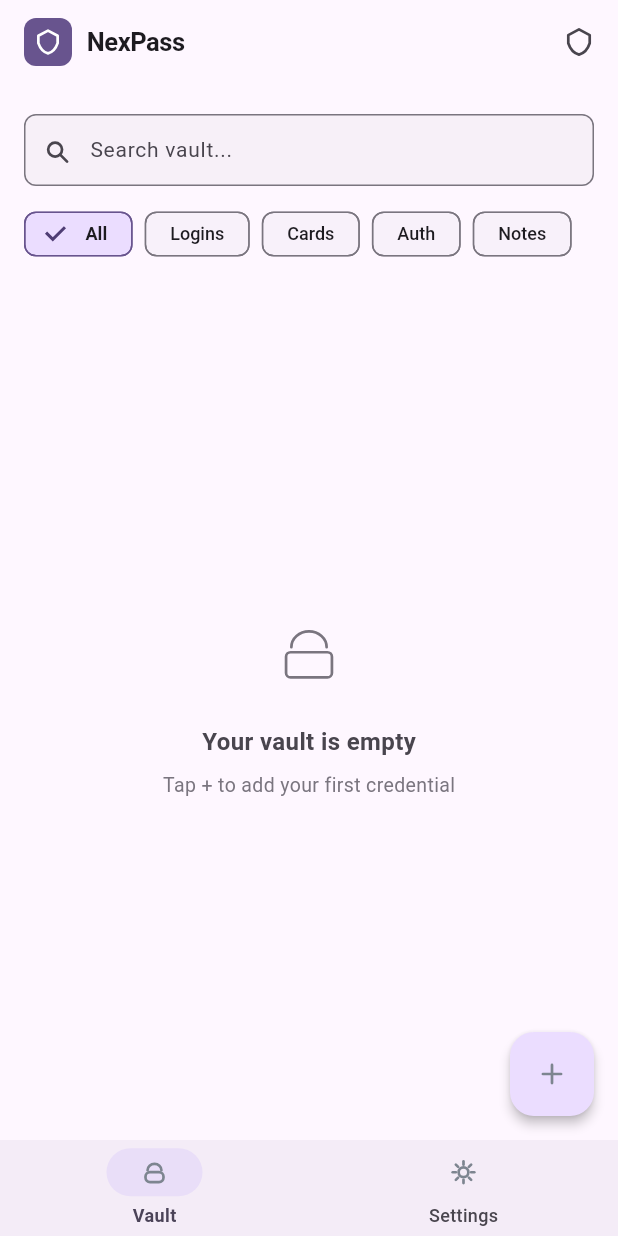
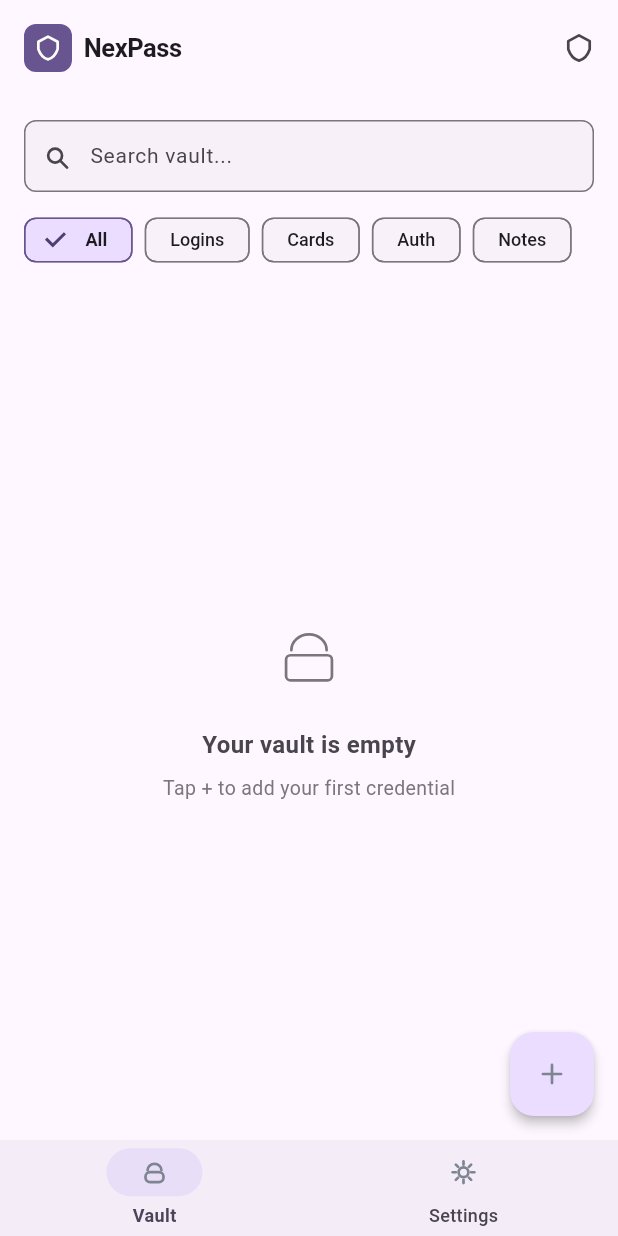
Before and after one commit to 1624318455/NexPass, a Flutter app: the MainScreen screen opened directly, on a phone screen of 412 x 824 dp. Run offline on Flutter 3.47's test engine with Material 3 defaults, Android fonts, the phone set to English and light mode, and no system bars; our stand-ins replace file_picker, flutter_riverpod, flutter_secure_storage, isar, local_auth; missing offline and left inert: cryptography, pointycastle; accounts and stored records are empty; generated files the repository leaves out were written again.

Commit message:
refactor(ui): M3 edge-to-edge layout + responsive spacing optimization
Enable edge-to-edge display with proper system UI overlay styles,
migrate FAB to Scaffold property, and tokenize all hardcoded spacing.

Changes:
- main.dart: SystemChrome edge-to-edge + AnnotatedRegion wrapping
- nex_theme.dart: systemOverlayStyle in appBarTheme (light/dark),
  add xxxl (32dp) spacing token
- main_screen.dart: FAB moved from Positioned/Stack to Scaffold
  floatingActionButton, _VaultPage simplified (removed Stack wrapper),
  header padding uses viewPadding.top, bottom padding dynamic (120 +
  padding.bottom), SizedBox(10) → NexTheme.sm
- settings_screen.dart: top padding uses viewPadding.top, bottom
  padding dynamic (padding.bottom + 64), all hardcoded 20/8/4
  replaced with NexTheme.xl/sm/xs tokens
- clipboard_overlay.dart: padding.top + 8 → NexTheme.sm
- onboarding_screen.dart: EdgeInsets.fromLTRB(20,0,20,32) → tokens

Co-Authored-By: Claude Opus 4.7 <noreply@anthropic.com>

```diff
--- a/flutter_app/lib/screens/clipboard_overlay.dart
+++ b/flutter_app/lib/screens/clipboard_overlay.dart
@@ -48,7 +48,7 @@ class _DualClipboardOverlayState extends ConsumerState<DualClipboardOverlay>
       child: SlideTransition(
         position: _slide,
         child: Positioned(
-          top: MediaQuery.of(context).padding.top + 8,
+          top: MediaQuery.of(context).padding.top + NexTheme.sm,
           left: NexTheme.lg, right: NexTheme.lg,
           child: Material(
             color: Colors.transparent,
--- a/flutter_app/lib/screens/main_screen.dart
+++ b/flutter_app/lib/screens/main_screen.dart
@@ -1,5 +1,4 @@
 import 'package:flutter/material.dart';
-import 'package:flutter/services.dart';
 import 'package:flutter_riverpod/flutter_riverpod.dart';
 import '../i18n/app_localizations.dart';
 import '../main.dart';
@@ -41,191 +40,15 @@ class _MainScreenState extends ConsumerState<MainScreen> {
               NavigationDestination(icon: NexIcon(NexIconType.gear, size: 22), label: S.tabSettings),
             ],
           ),
+          floatingActionButton: _navIndex == 0
+              ? FloatingActionButton(
+                  onPressed: () => _showAddDialog(context),
+                  child: const NexIcon(NexIconType.plus, size: 24),
+                )
+              : null,
         ),
         const DualClipboardOverlay(),
       ],
-    );
-  }
-}
-
-// ── Vault page ────────────────────────────────────────────────────────
-
-class _VaultPage extends ConsumerStatefulWidget {
-  final TextEditingController searchController;
-  const _VaultPage({required this.searchController});
-
-  @override
-  ConsumerState<_VaultPage> createState() => _VaultPageState();
-}
-
-class _VaultPageState extends ConsumerState<_VaultPage> {
-  @override
-  Widget build(BuildContext context) {
-    final vaultState = ref.watch(vaultStateProvider);
-    final vaultNotifier = ref.read(vaultStateProvider.notifier);
-    final S = AppLocalizations.of(context);
-
-    final cs = Theme.of(context).colorScheme;
-
-    return Stack(
-      children: [
-        CustomScrollView(
-          slivers: [
-        // ── Header ──────────────────────────────────────
-        SliverToBoxAdapter(
-          child: Container(
-            padding: EdgeInsets.fromLTRB(NexTheme.lg, MediaQuery.of(context).padding.top + 12, NexTheme.lg, NexTheme.lg),
-            child: Row(
-              children: [
-                Container(
-                  width: 32, height: 32,
-                  decoration: BoxDecoration(
-                    color: cs.primary,
-                    borderRadius: BorderRadius.circular(8),
-                  ),
-                  child: Center(child: NexIcon(NexIconType.shield, size: 18, color: cs.onPrimary)),
-                ),
-                const SizedBox(width: 10),
-                Text(S.appTitle, style: TextStyle(
-                  fontSize: 17, fontWeight: FontWeight.w700, color: cs.onSurface, letterSpacing: -0.3)),
-                const Spacer(),
-                GestureDetector(
-                  onTap: () => Navigator.push(context, MaterialPageRoute(builder: (_) => const SecurityAuditScreen())),
-                  child: NexIcon(NexIconType.shield, size: 20, color: cs.onSurfaceVariant),
-                ),
-              ],
-            ),
-          ),
-        ),
-
-        // ── Search ──────────────────────────────────────
-        SliverToBoxAdapter(
-          child: Padding(
-            padding: const EdgeInsets.fromLTRB(NexTheme.lg, NexTheme.lg, NexTheme.lg, NexTheme.sm),
-            child: TextField(
-              controller: widget.searchController,
-              onChanged: vaultNotifier.setSearchQuery,
-              style: TextStyle(color: cs.onSurface, fontSize: 14),
-              decoration: InputDecoration(
-                hintText: S.searchHint,
-                prefixIcon: Padding(
-                  padding: const EdgeInsets.only(left: 12, right: 8),
-                  child: NexIcon(NexIconType.search, size: 18, color: cs.onSurfaceVariant),
-                ),
-                prefixIconConstraints: const BoxConstraints(minWidth: 40, minHeight: 0),
-              ),
-            ),
-          ),
-        ),
-
-        // ── Tabs ────────────────────────────────────────
-        SliverToBoxAdapter(
-          child: Padding(
-            padding: const EdgeInsets.symmetric(horizontal: NexTheme.lg, vertical: NexTheme.xs),
-            child: _buildTabs(ref, S, vaultState),
-          ),
-        ),
-
-        // ── Items ───────────────────────────────────────
-        if (vaultState.isLoading)
-          const SliverFillRemaining(
-            child: const Center(child: CircularProgressIndicator()),
-          )
-        else if (vaultState.items.isEmpty)
-          SliverFillRemaining(child: _emptyState(S))
-        else
-          _itemSliverList(vaultState, S),
-      ],
-        ),
-
-        Positioned(
-          bottom: 16, right: 16,
-          child: FloatingActionButton(
-            onPressed: () => _showAddDialog(context),
-            child: const NexIcon(NexIconType.plus, size: 24),
-          ),
-        ),
-      ],
-    );
-  }
-
-  Widget _tabChip(WidgetRef ref, String label, int index, int activeIndex) {
-    final isActive = index == activeIndex;
-    final cs = Theme.of(ref.context).colorScheme;
-    return FilterChip(
-      label: Text(label, style: TextStyle(
-        fontSize: 12, fontWeight: isActive ? FontWeight.w600 : FontWeight.w500,
-      )),
-      selected: isActive,
-      onSelected: (_) => ref.read(vaultStateProvider.notifier).setTab(index),
-      selectedColor: cs.primaryContainer,
-      checkmarkColor: cs.onPrimaryContainer,
-      side: BorderSide(color: isActive ? cs.primary : cs.outline),
-      visualDensity: VisualDensity.compact,
-    );
-  }
-
-  Widget _emptyState(S) {
-    final cs = Theme.of(context).colorScheme;
-    return Center(child: Column(mainAxisSize: MainAxisSize.min, children: [
-      NexIcon(NexIconType.lock, size: 56, color: cs.outline),
-      const SizedBox(height: NexTheme.xl),
-      Text(S.vaultEmpty, style: TextStyle(color: cs.onSurfaceVariant, fontSize: 16, fontWeight: FontWeight.w600)),
-      const SizedBox(height: NexTheme.sm),
-      Text(S.vaultEmptyHint, style: TextStyle(color: cs.outline, fontSize: 13)),
-    ]));
-  }
-
-  Widget _itemSliverList(VaultState state, S) {
-    final filtered = state.items.where((item) {
-      if (state.selectedTypeTab != 0 && item.type != state.selectedTypeTab) return false;
-      return true;
-    }).toList();
-    if (filtered.isEmpty) {
-      final cs = Theme.of(context).colorScheme;
-      return SliverFillRemaining(child: Center(
-        child: Text(S.noItemsInCategory, style: TextStyle(color: cs.outline))));
-    }
-    return SliverPadding(
-      padding: const EdgeInsets.fromLTRB(NexTheme.lg, NexTheme.sm, NexTheme.lg, 80),
-      sliver: SliverList.builder(
-        itemCount: filtered.length,
-        itemBuilder: (context, idx) => _VaultItemCard(
-          item: filtered[idx],
-          onCopy: () => _handleCopyItem(filtered[idx]),
-          onDelete: () => _confirmDelete(filtered[idx]),
-        ),
-      ),
-    );
-  }
-
-  Future<void> _handleCopyItem(NexItem item) async {
-    final S = AppLocalizations.of(context);
-    final isDual = await ref.read(dualClipboardProvider.notifier).copyItem(item);
-    if (!mounted) return;
-    if (!isDual) {
-      ScaffoldMessenger.of(context).showSnackBar(
-        SnackBar(content: Text(S.passwordCopied)),
-      );
-    }
-  }
-
-  void _confirmDelete(NexItem item) {
-    final S = AppLocalizations.of(context);
-    final cs = Theme.of(context).colorScheme;
-    showDialog(
-      context: context,
-      builder: (ctx) => AlertDialog(
-        title: Text(S.deleteTitle),
-        content: Text(S.deleteConfirm(item.name), style: TextStyle(color: cs.onSurfaceVariant)),
-        actions: [
-          TextButton(onPressed: () => Navigator.pop(ctx), child: Text(S.cancel, style: TextStyle(color: cs.onSurfaceVariant))),
-          TextButton(
-            onPressed: () { Navigator.pop(ctx); ref.read(vaultStateProvider.notifier).deleteItem(item); },
-            child: Text(S.delete, style: TextStyle(color: cs.error)),
-          ),
-        ],
-      ),
     );
   }
 
@@ -304,6 +127,176 @@ class _VaultPageState extends ConsumerState<_VaultPage> {
         ),
         child: Text(label, style: TextStyle(fontSize: 12,
             color: isActive ? cs.primary : cs.onSurfaceVariant)),
+      ),
+    );
+  }
+}
+
+// ── Vault page ────────────────────────────────────────────────────────
+
+class _VaultPage extends ConsumerStatefulWidget {
+  final TextEditingController searchController;
+  const _VaultPage({required this.searchController});
+
+  @override
+  ConsumerState<_VaultPage> createState() => _VaultPageState();
+}
+
+class _VaultPageState extends ConsumerState<_VaultPage> {
+  @override
+  Widget build(BuildContext context) {
+    final vaultState = ref.watch(vaultStateProvider);
+    final vaultNotifier = ref.read(vaultStateProvider.notifier);
+    final S = AppLocalizations.of(context);
+
+    final cs = Theme.of(context).colorScheme;
+
+    return CustomScrollView(
+      slivers: [
+        // ── Header ──────────────────────────────────────
+        SliverToBoxAdapter(
+          child: Container(
+            padding: EdgeInsets.fromLTRB(NexTheme.lg, MediaQuery.of(context).viewPadding.top + NexTheme.lg, NexTheme.lg, NexTheme.lg),
+            child: Row(
+              children: [
+                Container(
+                  width: 32, height: 32,
+                  decoration: BoxDecoration(
+                    color: cs.primary,
+                    borderRadius: BorderRadius.circular(8),
+                  ),
+                  child: Center(child: NexIcon(NexIconType.shield, size: 18, color: cs.onPrimary)),
+                ),
+                const SizedBox(width: NexTheme.sm),
+                Text(S.appTitle, style: TextStyle(
+                  fontSize: 17, fontWeight: FontWeight.w700, color: cs.onSurface, letterSpacing: -0.3)),
+                const Spacer(),
+                GestureDetector(
+                  onTap: () => Navigator.push(context, MaterialPageRoute(builder: (_) => const SecurityAuditScreen())),
+                  child: NexIcon(NexIconType.shield, size: 20, color: cs.onSurfaceVariant),
+                ),
+              ],
+            ),
+          ),
+        ),
+
+        // ── Search ──────────────────────────────────────
+        SliverToBoxAdapter(
+          child: Padding(
+            padding: const EdgeInsets.fromLTRB(NexTheme.lg, NexTheme.lg, NexTheme.lg, NexTheme.sm),
+            child: TextField(
+              controller: widget.searchController,
+              onChanged: vaultNotifier.setSearchQuery,
+              style: TextStyle(color: cs.onSurface, fontSize: 14),
+              decoration: InputDecoration(
+                hintText: S.searchHint,
+                prefixIcon: Padding(
+                  padding: const EdgeInsets.only(left: 12, right: 8),
+                  child: NexIcon(NexIconType.search, size: 18, color: cs.onSurfaceVariant),
+                ),
+                prefixIconConstraints: const BoxConstraints(minWidth: 40, minHeight: 0),
+              ),
+            ),
+          ),
+        ),
+
+        // ── Tabs ────────────────────────────────────────
+        SliverToBoxAdapter(
+          child: Padding(
+            padding: const EdgeInsets.symmetric(horizontal: NexTheme.lg, vertical: NexTheme.xs),
+            child: _buildTabs(ref, S, vaultState),
+          ),
+        ),
+
+        // ── Items ───────────────────────────────────────
+        if (vaultState.isLoading)
+          const SliverFillRemaining(
+            child: Center(child: CircularProgressIndicator()),
+          )
+        else if (vaultState.items.isEmpty)
+          SliverFillRemaining(child: _emptyState(S))
+        else
+          _itemSliverList(vaultState, S),
+      ],
+    );
+  }
+
+  Widget _tabChip(WidgetRef ref, String label, int index, int activeIndex) {
+    final isActive = index == activeIndex;
+    final cs = Theme.of(ref.context).colorScheme;
+    return FilterChip(
+      label: Text(label, style: TextStyle(
+        fontSize: 12, fontWeight: isActive ? FontWeight.w600 : FontWeight.w500,
+      )),
+      selected: isActive,
+      onSelected: (_) => ref.read(vaultStateProvider.notifier).setTab(index),
+      selectedColor: cs.primaryContainer,
+      checkmarkColor: cs.onPrimaryContainer,
+      side: BorderSide(color: isActive ? cs.primary : cs.outline),
+      visualDensity: VisualDensity.compact,
+    );
+  }
+
+  Widget _emptyState(S) {
+    final cs = Theme.of(context).colorScheme;
+    return Center(child: Column(mainAxisSize: MainAxisSize.min, children: [
+      NexIcon(NexIconType.lock, size: 56, color: cs.outline),
+      const SizedBox(height: NexTheme.xl),
+      Text(S.vaultEmpty, style: TextStyle(color: cs.onSurfaceVariant, fontSize: 16, fontWeight: FontWeight.w600)),
+      const SizedBox(height: NexTheme.sm),
+      Text(S.vaultEmptyHint, style: TextStyle(color: cs.outline, fontSize: 13)),
+    ]));
+  }
+
+  Widget _itemSliverList(VaultState state, S) {
+    final filtered = state.items.where((item) {
+      if (state.selectedTypeTab != 0 && item.type != state.selectedTypeTab) return false;
+      return true;
+    }).toList();
+    if (filtered.isEmpty) {
+      final cs = Theme.of(context).colorScheme;
+      return SliverFillRemaining(child: Center(
+        child: Text(S.noItemsInCategory, style: TextStyle(color: cs.outline))));
+    }
+    return SliverPadding(
+      padding: EdgeInsets.fromLTRB(NexTheme.lg, NexTheme.sm, NexTheme.lg, 120 + MediaQuery.of(context).padding.bottom),
+      sliver: SliverList.builder(
+        itemCount: filtered.length,
+        itemBuilder: (context, idx) => _VaultItemCard(
+          item: filtered[idx],
+          onCopy: () => _handleCopyItem(filtered[idx]),
+          onDelete: () => _confirmDelete(filtered[idx]),
+        ),
+      ),
+    );
+  }
+
+  Future<void> _handleCopyItem(NexItem item) async {
+    final S = AppLocalizations.of(context);
+    final isDual = await ref.read(dualClipboardProvider.notifier).copyItem(item);
+    if (!mounted) return;
+    if (!isDual) {
+      ScaffoldMessenger.of(context).showSnackBar(
+        SnackBar(content: Text(S.passwordCopied)),
+      );
+    }
+  }
+
+  void _confirmDelete(NexItem item) {
+    final S = AppLocalizations.of(context);
+    final cs = Theme.of(context).colorScheme;
+    showDialog(
+      context: context,
+      builder: (ctx) => AlertDialog(
+        title: Text(S.deleteTitle),
+        content: Text(S.deleteConfirm(item.name), style: TextStyle(color: cs.onSurfaceVariant)),
+        actions: [
+          TextButton(onPressed: () => Navigator.pop(ctx), child: Text(S.cancel, style: TextStyle(color: cs.onSurfaceVariant))),
+          TextButton(
+            onPressed: () { Navigator.pop(ctx); ref.read(vaultStateProvider.notifier).deleteItem(item); },
+            child: Text(S.delete, style: TextStyle(color: cs.error)),
+          ),
+        ],
       ),
     );
   }
--- a/flutter_app/lib/screens/onboarding_screen.dart
+++ b/flutter_app/lib/screens/onboarding_screen.dart
@@ -136,7 +136,7 @@ class _OnboardingScreenState extends ConsumerState<OnboardingScreen> {
 
             // Bottom: indicators + navigation
             Padding(
-              padding: const EdgeInsets.fromLTRB(20, 0, 20, 32),
+              padding: const EdgeInsets.fromLTRB(NexTheme.xl, 0, NexTheme.xl, NexTheme.xxxl),
               child: Row(
                 children: [
                   // Step indicator
```
Also changed, not shown: flutter_app/lib/main.dart (+11 -1 lines), flutter_app/lib/screens/settings_screen.dart (+6 -6 lines), flutter_app/lib/theme/nex_theme.dart (+10 -0 lines).
